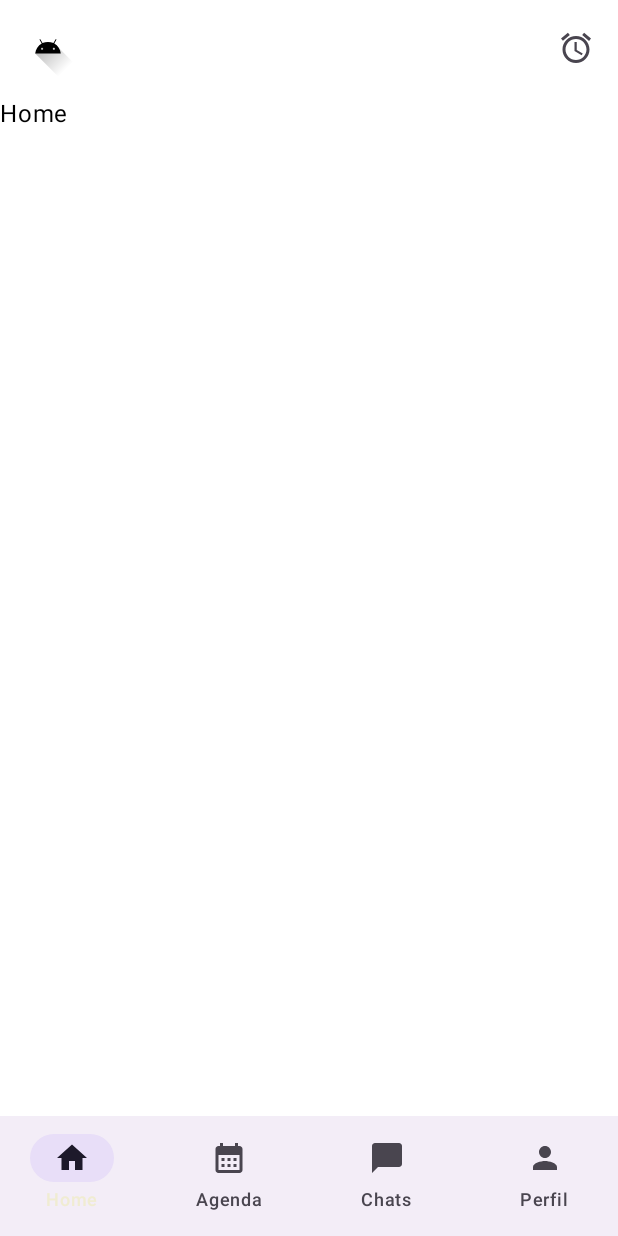
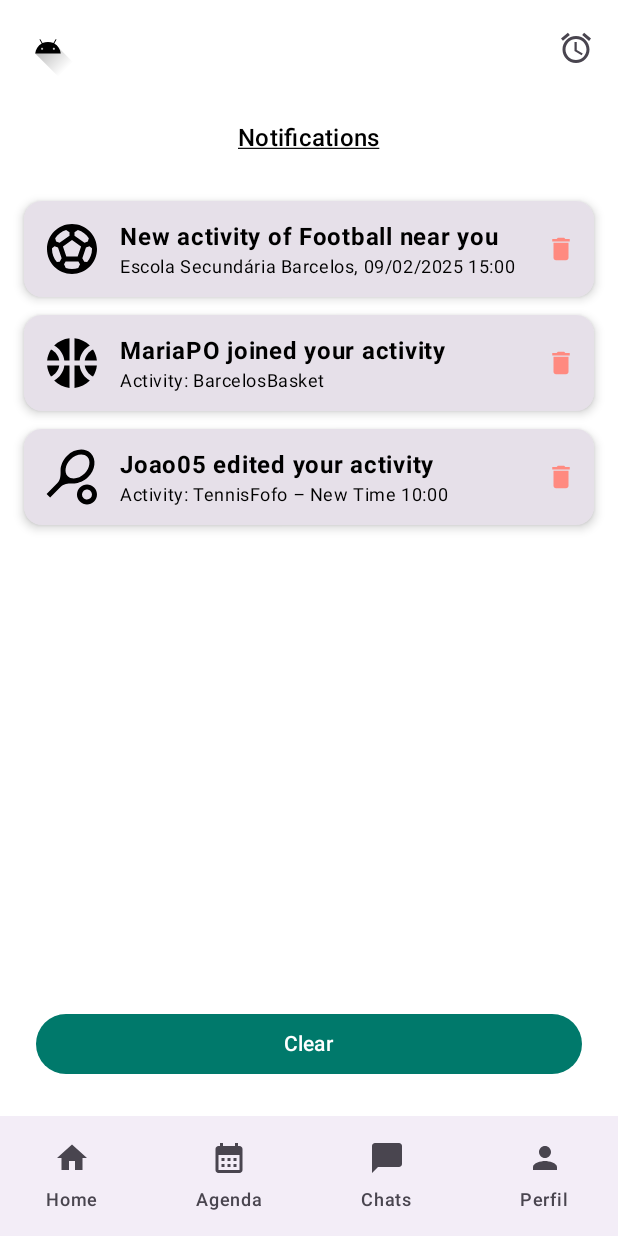
Before and after one commit to eduardoGONUBI/g10-TeamUP, an Android app built with Jetpack Compose: the screen it shows after launch (MainActivity), after a tap on "Notificações", on a phone screen of 412 x 824 dp. Run offline under Robolectric (Android 15) with nearby library versions, the phone set to English and light mode, and no system bars.

Commit message:
scaffold navgraph placeholders para ecras principais

```diff
--- a/FrontEnd/Mobile/app/src/main/java/com/example/teamup/ui/AppNavGraph.kt
+++ b/FrontEnd/Mobile/app/src/main/java/com/example/teamup/ui/AppNavGraph.kt
@@ -2,6 +2,8 @@ package com.example.teamup.ui
 import androidx.compose.runtime.Composable
 import androidx.navigation.NavType
 import androidx.navigation.compose.*
+import androidx.navigation.navArgument
+import com.example.teamup.ui.screens.ChatDetailScreen
 import com.example.teamup.ui.screens.SplashLogoScreen
 
 @Composable
@@ -19,7 +21,16 @@ fun AppNavGraph() {
             )
         }
 
+        composable(
+            "chatDetail/{chatTitle}",
+            arguments = listOf(navArgument("chatTitle") { type = NavType.StringType })
+        ) { backStack ->
+            val title = backStack.arguments?.getString("chatTitle") ?: ""
+            ChatDetailScreen(chatTitle = title, onBack = { nav.popBackStack() })
+        }
+
+
         // Conjunto de ecrãs COM scaffold
-        composable("main") { RootScaffold() }
+        composable("main") { RootScaffold(appNav = nav) }
     }
 }
--- a/FrontEnd/Mobile/app/src/main/java/com/example/teamup/ui/Scaffold.kt
+++ b/FrontEnd/Mobile/app/src/main/java/com/example/teamup/ui/Scaffold.kt
@@ -7,20 +7,21 @@ import androidx.compose.ui.Modifier
 import androidx.compose.ui.res.painterResource
 import androidx.compose.ui.unit.dp
 import androidx.navigation.NavHostController
-import androidx.navigation.compose.NavHost
-import androidx.navigation.compose.composable
-import androidx.navigation.compose.currentBackStackEntryAsState
-import androidx.navigation.compose.rememberNavController
+import androidx.navigation.compose.*
 import com.example.teamup.R
 import com.example.teamup.ui.screens.*
 
 @OptIn(ExperimentalMaterial3Api::class)
 @Composable
-fun RootScaffold(start: String = "chats") {
+fun RootScaffold(
+    appNav: NavHostController,       // controlador global (AppNavGraph)
+    start: String = "chats"
+) {
+    // controlador interno para as tabs E notificações
     val navController = rememberNavController()
-    val backStack by navController.currentBackStackEntryAsState()
+    val backStack     by navController.currentBackStackEntryAsState()
+    val currentRoute  = backStack?.destination?.route
 
-    /* -------- Scaffold base -------- */
     Scaffold(
         topBar = {
             TopAppBar(
@@ -35,7 +36,8 @@ fun RootScaffold(start: String = "chats") {
                     )
                 },
                 actions = {
-                    IconButton(onClick = {}) {
+                    // 🔔 usa navController, não appNav
+                    IconButton(onClick = { navController.navigate("notifications") }) {
                         Icon(
                             painter = painterResource(R.drawable.baseline_access_alarm_24),
                             contentDescription = "Notificações"
@@ -44,6 +46,7 @@ fun RootScaffold(start: String = "chats") {
                 }
             )
         },
+
         bottomBar = {
             NavigationBar {
                 val items = listOf(
@@ -54,12 +57,19 @@ fun RootScaffold(start: String = "chats") {
                 )
                 items.forEach { item ->
                     NavigationBarItem(
-                        selected = backStack?.destination?.route == item.route,
+                        selected = currentRoute == item.route,
                         onClick = {
+                            // 1. Se a rota no topo é "notifications", remove-a
+                            if (currentRoute == "notifications") {
+                                navController.popBackStack("notifications", inclusive = true)
+                            }
                             navController.navigate(item.route) {
-                                popUpTo(navController.graph.startDestinationId) { saveState = true }
+                                popUpTo(navController.graph.id) {
+                                    saveState = true
+                                    inclusive = false
+                                }
                                 launchSingleTop = true
-                                restoreState = true
+                                restoreState    = true
                             }
                         },
                         icon  = { Icon(painterResource(item.icon), contentDescription = item.route) },
@@ -68,16 +78,19 @@ fun RootScaffold(start: String = "chats") {
                 }
             }
         }
+
     ) { padding ->
         NavHost(
-            navController = navController,
+            navController    = navController,
             startDestination = start,
-            modifier = Modifier.padding(padding)
+            modifier         = Modifier.padding(padding)
         ) {
-            composable("home")   { HomeScreen() }
-            composable("agenda") { ativityScreen() }
-            composable("chats")  { UpChatScreens() }
-            composable("perfil") { PerfilScreen() }
+            composable("home")          { HomeScreen() }
+            composable("agenda")        { ativityScreen() }
+            // o "chats" usa appNav para saltar para chatDetail
+            composable("chats")         { UpChatScreens(navController = appNav) }
+            composable("perfil")        { PerfilScreen() }
+            composable("notifications") { NotificationScreen() }
         }
     }
 }
--- a/FrontEnd/Mobile/app/src/main/java/com/example/teamup/ui/screens/ChatsLista.kt
+++ b/FrontEnd/Mobile/app/src/main/java/com/example/teamup/ui/screens/ChatsLista.kt
@@ -1,6 +1,7 @@
 package com.example.teamup.ui.screens
 import androidx.compose.foundation.ExperimentalFoundationApi
 import androidx.compose.foundation.Image
+import androidx.compose.foundation.clickable
 import androidx.compose.foundation.layout.*
 import androidx.compose.foundation.lazy.LazyColumn
 import androidx.compose.foundation.lazy.items
@@ -15,6 +16,7 @@ import androidx.compose.ui.res.painterResource
 import androidx.compose.ui.text.font.FontWeight
 import androidx.compose.ui.tooling.preview.Preview
 import androidx.compose.ui.unit.dp
+import androidx.navigation.NavHostController
 import kotlinx.coroutines.launch
 import com.example.teamup.R
 
@@ -39,7 +41,7 @@ private val archive = listOf(
  */
 @OptIn(ExperimentalFoundationApi::class)
 @Composable
-fun UpChatScreens(modifier: Modifier = Modifier) {
+fun UpChatScreens(navController: NavHostController, modifier: Modifier = Modifier) {
     val pagerState = rememberPagerState(pageCount = { 2 })
     val scope = rememberCoroutineScope()
     val tabs = listOf("Chats", "Archive")
@@ -62,8 +64,8 @@ fun UpChatScreens(modifier: Modifier = Modifier) {
             modifier = Modifier.fillMaxSize()
         ) { page ->
             when (page) {
-                0 -> ChatList(chats)
-                1 -> ChatList(archive)
+                0 -> ChatList(chats, navController)
+                1 -> ChatList(archive, navController)
             }
         }
     }
@@ -71,21 +73,22 @@ fun UpChatScreens(modifier: Modifier = Modifier) {
 
 /* ---------- lista simples de Chats ---------- */
 @Composable
-private fun ChatList(items: List<ChatItem>) {
+private fun ChatList(items: List<ChatItem>, nav: NavHostController) {
     LazyColumn(
         modifier = Modifier.fillMaxSize(),
         contentPadding = PaddingValues(vertical = 8.dp)
     ) {
-        items(items) { ChatCard(it) }
+        items(items) { ChatCard(it, nav=nav) }
     }
 }
 
 /* ---------- cartão de cada chat ---------- */
 @Composable
-private fun ChatCard(item: ChatItem) {
+private fun ChatCard(item: ChatItem,  nav: NavHostController  ) {
     Card(
         modifier = Modifier
             .padding(horizontal = 12.dp, vertical = 6.dp)
+            .clickable { nav.navigate("chatDetail/${item.title}") }
             .fillMaxWidth(),
         elevation = CardDefaults.cardElevation(defaultElevation = 4.dp)
     ) {
@@ -108,23 +111,3 @@ private fun ChatCard(item: ChatItem) {
         }
     }
 }
-
-/* ---------- Previews para o Android Studio ---------- */
-@OptIn(ExperimentalFoundationApi::class)
-@Preview(showBackground = true, widthDp = 360, heightDp = 640)
-@Composable
-fun UpChatScreensPreview() {
-    UpChatScreens()
-}
-
-@Preview(showBackground = true, widthDp = 360, heightDp = 300)
-@Composable
-fun ChatListPreview() {
-    ChatList(
-        listOf(
-            ChatItem("Futebolada",      "Football",   R.drawable.baseline_sports_soccer_24),
-            ChatItem("BarcelosBasket",  "Basketball", R.drawable.baseline_sports_basketball_24),
-            ChatItem("Semana Ténis 2",  "Tennis",     R.drawable.baseline_sports_tennis_24)
-        )
-    )
-}
--- /dev/null
+++ b/FrontEnd/Mobile/app/src/main/java/com/example/teamup/ui/screens/NotificationScreen.kt
@@ -0,0 +1,116 @@
+package com.example.teamup.ui.screens
+
+import androidx.compose.foundation.Image
+import androidx.compose.foundation.background
+import androidx.compose.foundation.clickable
+import androidx.compose.foundation.layout.*
+import androidx.compose.foundation.lazy.LazyColumn
+import androidx.compose.foundation.lazy.items
+import androidx.compose.material.icons.Icons
+import androidx.compose.material.icons.filled.Delete
+import androidx.compose.material3.*
+import androidx.compose.runtime.*
+import androidx.compose.ui.Alignment
+import androidx.compose.ui.Modifier
+import androidx.compose.ui.graphics.Color
+import androidx.compose.ui.res.painterResource
+import androidx.compose.ui.text.font.FontWeight
+import androidx.compose.ui.text.style.TextDecoration
+import androidx.compose.ui.unit.dp
+import com.example.teamup.R
+
+/* -------- dados de exemplo -------- */
+data class Notify(
+    val icon: Int,
+    val title: String,
+    val subtitle: String
+)
+
+private val sample = mutableStateListOf(
+    Notify(R.drawable.baseline_sports_soccer_24,   "New activity of Football near you",     "Escola Secundária Barcelos, 09/02/2025 15:00"),
+    Notify(R.drawable.baseline_sports_basketball_24,"MariaPO joined your activity",         "Activity: BarcelosBasket"),
+    Notify(R.drawable.baseline_sports_tennis_24,   "Joao05 edited your activity",           "Activity: TennisFofo – New Time 10:00")
+)
+/* ----------------------------------- */
+
+@Composable
+fun NotificationScreen() {
+    Column(
+        modifier = Modifier
+            .fillMaxSize()
+            .background(MaterialTheme.colorScheme.background)
+    ) {
+
+        // Cabeçalho simples (podes retirar se já usares TopAppBar externo)
+        Text(
+            "Notifications",
+            modifier = Modifier
+                .align(Alignment.CenterHorizontally)
+                .padding(vertical = 16.dp),
+            style = MaterialTheme.typography.titleMedium.copy(textDecoration = TextDecoration.Underline)
+        )
+
+        /* ---------- Lista ---------- */
+        LazyColumn(
+            modifier = Modifier
+                .weight(1f)
+                .fillMaxWidth(),
+            contentPadding = PaddingValues(horizontal = 16.dp, vertical = 8.dp)
+        ) {
+            items(sample) { note ->
+                NotificationCard(note) { sample.remove(note) }
+            }
+        }
+
+        /* ---------- Botão Clear ---------- */
+        Button(
+            onClick = { sample.clear() },
+            modifier = Modifier
+                .fillMaxWidth()
+                .padding(24.dp)
+        ) {
+            Text("Clear")
+        }
+    }
+}
+
+@Composable
+private fun NotificationCard(
+    note: Notify,
+    onDelete: () -> Unit
+) {
+    Card(
+        modifier = Modifier
+            .fillMaxWidth()
+            .padding(vertical = 6.dp),
+        elevation = CardDefaults.cardElevation(defaultElevation = 4.dp)
+    ) {
+        Row(
+            modifier = Modifier
+                .padding(12.dp)
+                .fillMaxWidth(),
+            verticalAlignment = Alignment.CenterVertically
+        ) {
+            Image(
+                painter = painterResource(note.icon),
+                contentDescription = null,
+                modifier = Modifier.size(40.dp)
+            )
+            Spacer(Modifier.width(12.dp))
+            Column(
+                modifier = Modifier.weight(1f)
+            ) {
+                Text(note.title, fontWeight = FontWeight.Bold)
+                Text(note.subtitle, style = MaterialTheme.typography.bodySmall)
+            }
+            Icon(
+                imageVector = Icons.Default.Delete,
+                contentDescription = "Delete",
+                tint = Color(0xFFFF8A80),
+                modifier = Modifier
+                    .size(20.dp)
+                    .clickable { onDelete() }
+            )
+        }
+    }
+}
```
Also changed, not shown: FrontEnd/Mobile/app/src/main/java/com/example/teamup/ui/screens/ChatDetailScreen.kt (added, +151 -0 lines).
